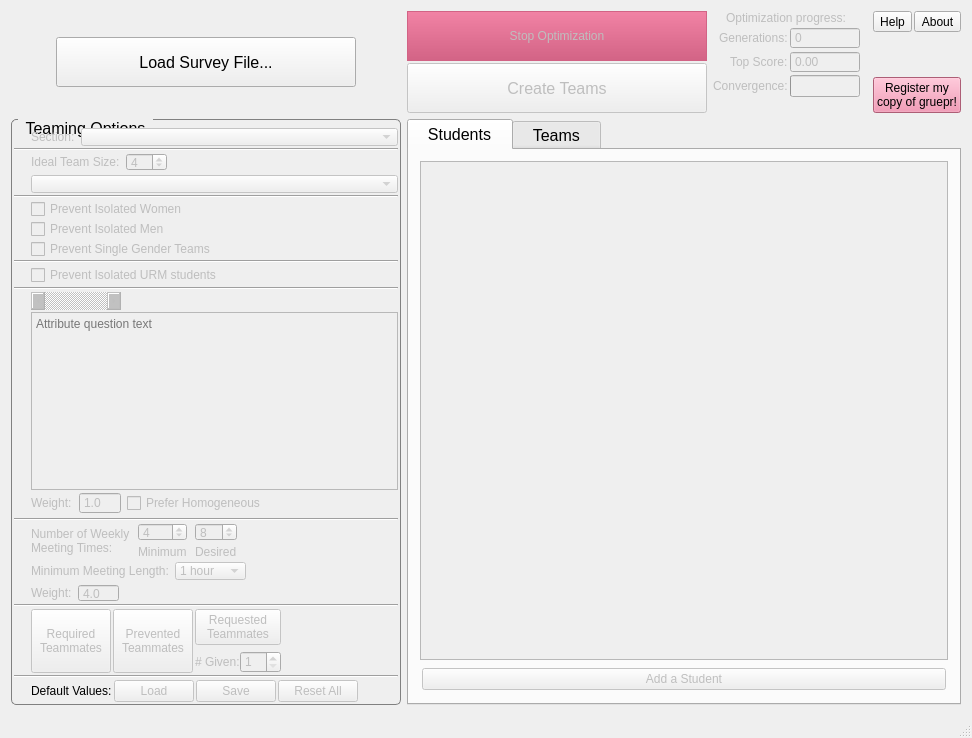
The window that gruepr.ui (gruepr/gruepr) describes before a commit, drawn with Qt 5.
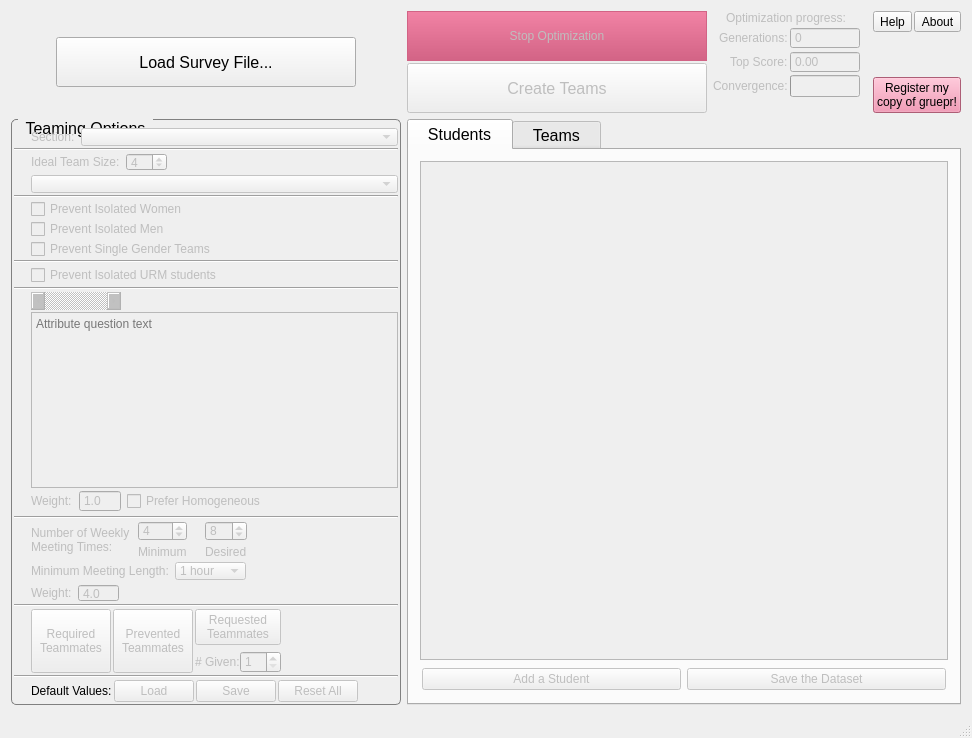
The same window after the commit. Icons and pictures are not drawn.

Commit message: Version 9.2: in Prevented Teammates dialog, can now load spreadsheet file from previous teaming; can save survey file from within gruepr after adding, editing, or removing any students from the dataset

The edit to the form file:
```diff
--- a/gruepr.ui
+++ b/gruepr.ui
@@ -1200,7 +1200,7 @@
                </property>
               </widget>
              </item>
-             <item row="0" column="2">
+             <item row="0" column="3">
               <widget class="QSpinBox" name="desiredMeetingTimes">
                <property name="enabled">
                 <bool>false</bool>
@@ -1273,29 +1273,7 @@
                </property>
               </widget>
              </item>
-             <item row="1" column="2">
-              <widget class="QLabel" name="label_9">
-               <property name="enabled">
-                <bool>false</bool>
-               </property>
-               <property name="sizePolicy">
-                <sizepolicy hsizetype="Preferred" vsizetype="Minimum">
-                 <horstretch>0</horstretch>
-                 <verstretch>0</verstretch>
-                </sizepolicy>
-               </property>
-               <property name="minimumSize">
-                <size>
-                 <width>0</width>
-                 <height>13</height>
-                </size>
-               </property>
-               <property name="text">
-                <string>Desired</string>
-               </property>
-              </widget>
-             </item>
-             <item row="0" column="3" rowspan="2">
+             <item row="0" column="4" rowspan="2">
               <spacer name="horizontalSpacer_10">
                <property name="orientation">
                 <enum>Qt::Horizontal</enum>
@@ -1308,6 +1286,44 @@
                </property>
               </spacer>
              </item>
+             <item row="1" column="3">
+              <widget class="QLabel" name="label_9">
+               <property name="enabled">
+                <bool>false</bool>
+               </property>
+               <property name="sizePolicy">
+                <sizepolicy hsizetype="Preferred" vsizetype="Minimum">
+                 <horstretch>0</horstretch>
+                 <verstretch>0</verstretch>
+                </sizepolicy>
+               </property>
+               <property name="minimumSize">
+                <size>
+                 <width>0</width>
+                 <height>13</height>
+                </size>
+               </property>
+               <property name="text">
+                <string>Desired</string>
+               </property>
+              </widget>
+             </item>
+             <item row="0" column="2">
+              <spacer name="horizontalSpacer_11">
+               <property name="orientation">
+                <enum>Qt::Horizontal</enum>
+               </property>
+               <property name="sizeType">
+                <enum>QSizePolicy::Fixed</enum>
+               </property>
+               <property name="sizeHint" stdset="0">
+                <size>
+                 <width>10</width>
+                 <height>20</height>
+                </size>
+               </property>
+              </spacer>
+             </item>
             </layout>
            </item>
            <item>
@@ -1891,6 +1907,35 @@
               </property>
              </widget>
             </item>
+            <item>
+             <widget class="QPushButton" name="saveSurveyFilePushButton">
+              <property name="enabled">
+               <bool>false</bool>
+              </property>
+              <property name="sizePolicy">
+               <sizepolicy hsizetype="MinimumExpanding" vsizetype="Fixed">
+                <horstretch>0</horstretch>
+                <verstretch>0</verstretch>
+               </sizepolicy>
+              </property>
+              <property name="toolTip">
+               <string>&lt;html&gt;Save the current dataset to a survey file.&lt;/html&gt;</string>
+              </property>
+              <property name="text">
+               <string>Save the Dataset</string>
+              </property>
+              <property name="icon">
+               <iconset resource="gruepr.qrc">
+                <normaloff>:/icons/save.png</normaloff>:/icons/save.png</iconset>
+              </property>
+              <property name="iconSize">
+               <size>
+                <width>30</width>
+                <height>30</height>
+               </size>
+              </property>
+             </widget>
+            </item>
            </layout>
           </item>
          </layout>
```
Left out of the diff: 4 changed lines with no effect on the pictures. The commit also changes 8 other files.
